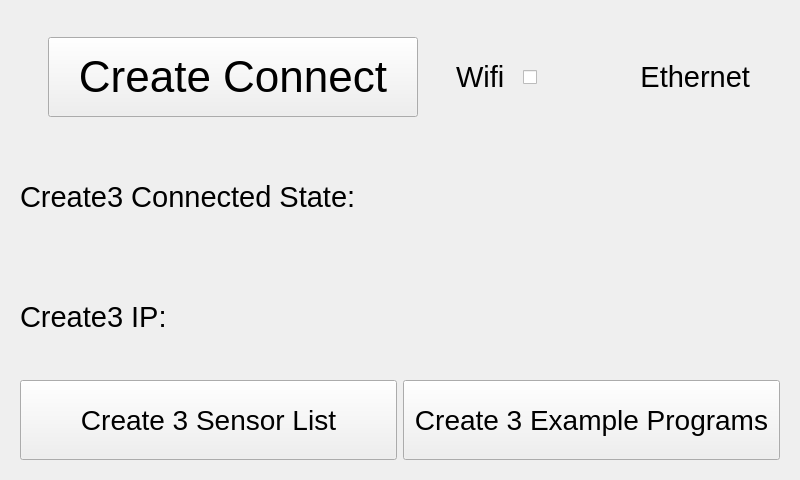
Before: the Qt Designer form ui/Create3Widget.ui in kipr/botui, drawn with Qt 5.
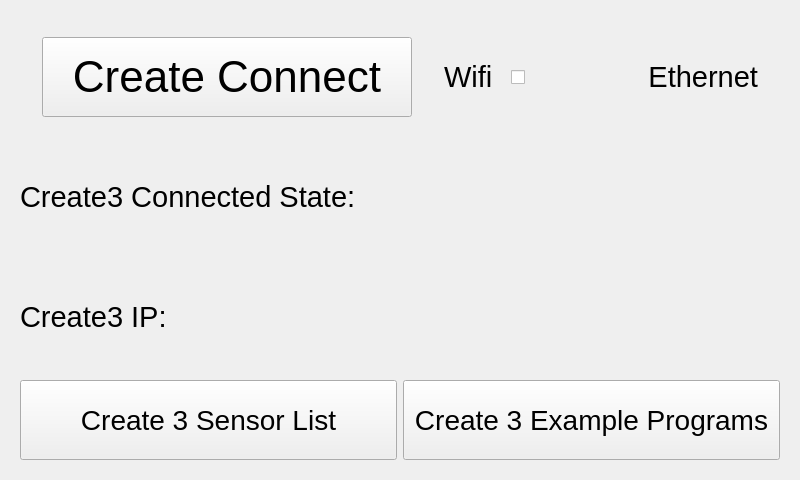
After: the same form once the commit is applied. Icons and pictures are not drawn. Custom widgets are drawn as their Qt base class.

The edit to the form file:
```diff
--- a/ui/Create3Widget.ui
+++ b/ui/Create3Widget.ui
@@ -129,7 +129,7 @@
             </property>
             <property name="maximumSize">
              <size>
-              <width>120</width>
+              <width>140</width>
               <height>16777215</height>
              </size>
             </property>
```
